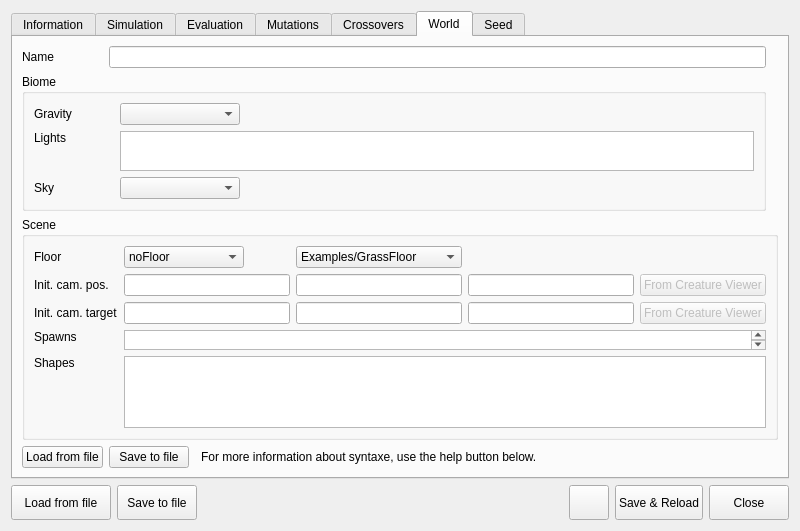
The window that src/genelab/core/ui/widgets/experiments/experimentspropertiescontroller.ui (GeneCraft/GeneCraft-Project) describes before a commit, drawn with Qt 5.
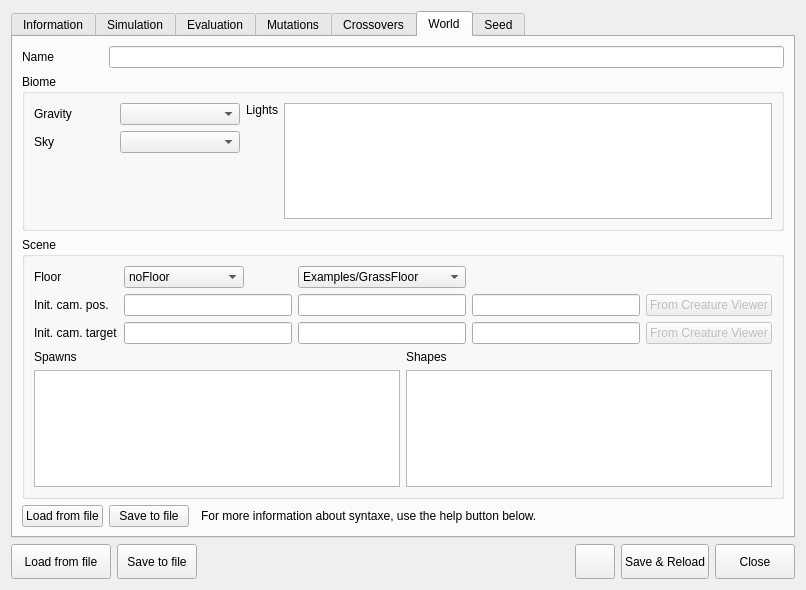
The same window after the commit. The open tabs and pages were chosen to show the change. Icons and pictures are not drawn.

Commit message: beautifull json + world modifier

Diff of the .ui file:
```diff
--- a/src/genelab/core/ui/widgets/experiments/experimentspropertiescontroller.ui
+++ b/src/genelab/core/ui/widgets/experiments/experimentspropertiescontroller.ui
@@ -6,8 +6,8 @@
    <rect>
     <x>0</x>
     <y>0</y>
-    <width>800</width>
-    <height>512</height>
+    <width>806</width>
+    <height>590</height>
    </rect>
   </property>
   <property name="windowTitle">
@@ -745,71 +745,140 @@
          </property>
         </widget>
        </item>
+       <item row="5" column="4">
+        <spacer name="horizontalSpacer_5">
+         <property name="orientation">
+          <enum>Qt::Horizontal</enum>
+         </property>
+         <property name="sizeHint" stdset="0">
+          <size>
+           <width>40</width>
+           <height>20</height>
+          </size>
+         </property>
+        </spacer>
+       </item>
+       <item row="5" column="1">
+        <widget class="QPushButton" name="pbSaveWorldToFile">
+         <property name="text">
+          <string>Save to file</string>
+         </property>
+         <property name="icon">
+          <iconset resource="../../../ressources/ressources.qrc">
+           <normaloff>:/img/icons/world_save</normaloff>:/img/icons/world_save</iconset>
+         </property>
+        </widget>
+       </item>
+       <item row="5" column="0">
+        <widget class="QPushButton" name="pbLoadWorldFromFile">
+         <property name="text">
+          <string>Load from file</string>
+         </property>
+         <property name="icon">
+          <iconset resource="../../../ressources/ressources.qrc">
+           <normaloff>:/img/icons/world_load</normaloff>:/img/icons/world_load</iconset>
+         </property>
+        </widget>
+       </item>
+       <item row="2" column="0">
+        <widget class="QLabel" name="label_14">
+         <property name="text">
+          <string>Name</string>
+         </property>
+        </widget>
+       </item>
+       <item row="3" column="0" colspan="7">
+        <widget class="QGroupBox" name="groupBox_5">
+         <property name="title">
+          <string>Biome</string>
+         </property>
+         <layout class="QGridLayout" name="gridLayout_10">
+          <item row="2" column="0">
+           <layout class="QGridLayout" name="gridLayout_19">
+            <item row="0" column="0">
+             <widget class="QLabel" name="label_12">
+              <property name="minimumSize">
+               <size>
+                <width>80</width>
+                <height>0</height>
+               </size>
+              </property>
+              <property name="text">
+               <string>Gravity</string>
+              </property>
+             </widget>
+            </item>
+            <item row="1" column="0">
+             <widget class="QLabel" name="label_16">
+              <property name="text">
+               <string>Sky</string>
+              </property>
+             </widget>
+            </item>
+            <item row="1" column="1">
+             <widget class="QComboBox" name="cbSkyMaterial"/>
+            </item>
+            <item row="0" column="1">
+             <widget class="QComboBox" name="cbGravity">
+              <property name="minimumSize">
+               <size>
+                <width>120</width>
+                <height>0</height>
+               </size>
+              </property>
+             </widget>
+            </item>
+           </layout>
+          </item>
+          <item row="2" column="2" rowspan="3">
+           <layout class="QGridLayout" name="gridLayout_20">
+            <item row="0" column="2">
+             <widget class="QTextEdit" name="teLights">
+              <property name="maximumSize">
+               <size>
+                <width>16777215</width>
+                <height>16777215</height>
+               </size>
+              </property>
+              <property name="font">
+               <font>
+                <family>Courier New</family>
+               </font>
+              </property>
+              <property name="whatsThis">
+               <string>&lt;!DOCTYPE HTML PUBLIC &quot;-//W3C//DTD HTML 4.0//EN&quot; &quot;http://www.w3.org/TR/REC-html40/strict.dtd&quot;&gt;
+&lt;html&gt;&lt;head&gt;&lt;meta name=&quot;qrichtext&quot; content=&quot;1&quot; /&gt;&lt;style type=&quot;text/css&quot;&gt;
+p, li { white-space: pre-wrap; }
+&lt;/style&gt;&lt;/head&gt;&lt;body style=&quot; font-family:'MS Shell Dlg 2'; font-size:8.25pt; font-weight:400; font-style:normal;&quot;&gt;
+&lt;p style=&quot; margin-top:0px; margin-bottom:0px; margin-left:0px; margin-right:0px; -qt-block-indent:0; text-indent:0px;&quot;&gt;&lt;span style=&quot; font-weight:600;&quot;&gt;Soon...&lt;/span&gt;&lt;/p&gt;&lt;/body&gt;&lt;/html&gt;</string>
+              </property>
+             </widget>
+            </item>
+            <item row="0" column="1">
+             <widget class="QLabel" name="label_23">
+              <property name="text">
+               <string>Lights</string>
+              </property>
+              <property name="alignment">
+               <set>Qt::AlignLeading|Qt::AlignLeft|Qt::AlignTop</set>
+              </property>
+             </widget>
+            </item>
+           </layout>
+          </item>
+         </layout>
+        </widget>
+       </item>
+       <item row="2" column="1" colspan="6">
+        <widget class="QLineEdit" name="leWorldName"/>
+       </item>
        <item row="4" column="0" colspan="7">
         <widget class="QGroupBox" name="groupBox_9">
          <property name="title">
           <string>Scene</string>
          </property>
          <layout class="QGridLayout" name="gridLayout_14">
-          <item row="3" column="1" colspan="4">
-           <widget class="QTextEdit" name="teSpawns">
-            <property name="maximumSize">
-             <size>
-              <width>16777215</width>
-              <height>20</height>
-             </size>
-            </property>
-            <property name="font">
-             <font>
-              <family>Courier New</family>
-             </font>
-            </property>
-            <property name="whatsThis">
-             <string>&lt;!DOCTYPE HTML PUBLIC &quot;-//W3C//DTD HTML 4.0//EN&quot; &quot;http://www.w3.org/TR/REC-html40/strict.dtd&quot;&gt;
-&lt;html&gt;&lt;head&gt;&lt;meta name=&quot;qrichtext&quot; content=&quot;1&quot; /&gt;&lt;style type=&quot;text/css&quot;&gt;
-p, li { white-space: pre-wrap; }
-&lt;/style&gt;&lt;/head&gt;&lt;body style=&quot; font-family:'MS Shell Dlg 2'; font-size:8.25pt; font-weight:400; font-style:normal;&quot;&gt;
-&lt;p style=&quot; margin-top:0px; margin-bottom:0px; margin-left:0px; margin-right:0px; -qt-block-indent:0; text-indent:0px;&quot;&gt;&lt;span style=&quot; font-weight:600;&quot;&gt;Soon...&lt;/span&gt;&lt;/p&gt;&lt;/body&gt;&lt;/html&gt;</string>
-            </property>
-           </widget>
-          </item>
-          <item row="3" column="0">
-           <widget class="QLabel" name="label_22">
-            <property name="text">
-             <string>Spawns</string>
-            </property>
-            <property name="alignment">
-             <set>Qt::AlignLeading|Qt::AlignLeft|Qt::AlignTop</set>
-            </property>
-           </widget>
-          </item>
-          <item row="4" column="1" rowspan="2" colspan="4">
-           <widget class="QTextEdit" name="teStaticShapes">
-            <property name="font">
-             <font>
-              <family>Courier New</family>
-             </font>
-            </property>
-            <property name="whatsThis">
-             <string>&lt;!DOCTYPE HTML PUBLIC &quot;-//W3C//DTD HTML 4.0//EN&quot; &quot;http://www.w3.org/TR/REC-html40/strict.dtd&quot;&gt;
-&lt;html&gt;&lt;head&gt;&lt;meta name=&quot;qrichtext&quot; content=&quot;1&quot; /&gt;&lt;style type=&quot;text/css&quot;&gt;
-p, li { white-space: pre-wrap; }
-&lt;/style&gt;&lt;/head&gt;&lt;body style=&quot; font-family:'MS Shell Dlg 2'; font-size:8.25pt; font-weight:400; font-style:normal;&quot;&gt;
-&lt;p style=&quot; margin-top:0px; margin-bottom:0px; margin-left:0px; margin-right:0px; -qt-block-indent:0; text-indent:0px;&quot;&gt;&lt;span style=&quot; font-weight:600;&quot;&gt;Soon...&lt;/span&gt;&lt;/p&gt;&lt;/body&gt;&lt;/html&gt;</string>
-            </property>
-           </widget>
-          </item>
-          <item row="4" column="0" rowspan="2">
-           <widget class="QLabel" name="label_15">
-            <property name="text">
-             <string>Shapes</string>
-            </property>
-            <property name="alignment">
-             <set>Qt::AlignLeading|Qt::AlignLeft|Qt::AlignTop</set>
-            </property>
-           </widget>
-          </item>
-          <item row="1" column="0">
+          <item row="1" column="2">
            <widget class="QLabel" name="label_10">
             <property name="minimumSize">
              <size>
@@ -822,39 +891,39 @@
             </property>
            </widget>
           </item>
-          <item row="2" column="0">
+          <item row="2" column="2">
            <widget class="QLabel" name="label_11">
             <property name="text">
              <string>Init. cam. target</string>
             </property>
            </widget>
           </item>
-          <item row="1" column="1">
+          <item row="1" column="3">
            <widget class="QLineEdit" name="leCamPosX"/>
           </item>
-          <item row="2" column="1">
+          <item row="2" column="3">
            <widget class="QLineEdit" name="leCamTargetX"/>
           </item>
-          <item row="1" column="2">
+          <item row="1" column="4">
            <widget class="QLineEdit" name="leCamPosY"/>
           </item>
-          <item row="2" column="2">
+          <item row="2" column="4">
            <widget class="QLineEdit" name="leCamTargetY"/>
           </item>
-          <item row="1" column="3">
+          <item row="1" column="5">
            <widget class="QLineEdit" name="leCamPosZ"/>
           </item>
-          <item row="2" column="3">
+          <item row="2" column="5">
            <widget class="QLineEdit" name="leCamTargetZ"/>
           </item>
-          <item row="0" column="0">
+          <item row="0" column="2">
            <widget class="QLabel" name="label_13">
             <property name="text">
              <string>Floor</string>
             </property>
            </widget>
           </item>
-          <item row="0" column="1">
+          <item row="0" column="3">
            <widget class="QComboBox" name="cbFloor">
             <property name="maximumSize">
              <size>
@@ -881,7 +950,7 @@
             </item>
            </widget>
           </item>
-          <item row="1" column="4">
+          <item row="1" column="6">
            <widget class="QPushButton" name="pushButton">
             <property name="enabled">
              <bool>false</bool>
@@ -891,7 +960,7 @@
             </property>
            </widget>
           </item>
-          <item row="2" column="4">
+          <item row="2" column="6">
            <widget class="QPushButton" name="pushButton_2">
             <property name="enabled">
              <bool>false</bool>
@@ -901,7 +970,7 @@
             </property>
            </widget>
           </item>
-          <item row="0" column="2">
+          <item row="0" column="4">
            <widget class="QComboBox" name="cbFloorMaterial">
             <item>
              <property name="text">
@@ -915,141 +984,79 @@
             </item>
            </widget>
           </item>
-         </layout>
-        </widget>
-       </item>
-       <item row="5" column="4">
-        <spacer name="horizontalSpacer_5">
-         <property name="orientation">
-          <enum>Qt::Horizontal</enum>
-         </property>
-         <property name="sizeHint" stdset="0">
-          <size>
-           <width>40</width>
-           <height>20</height>
-          </size>
-         </property>
-        </spacer>
-       </item>
-       <item row="5" column="1">
-        <widget class="QPushButton" name="pbSaveWorldToFile">
-         <property name="text">
-          <string>Save to file</string>
-         </property>
-         <property name="icon">
-          <iconset resource="../../../ressources/ressources.qrc">
-           <normaloff>:/img/icons/world_save</normaloff>:/img/icons/world_save</iconset>
-         </property>
-        </widget>
-       </item>
-       <item row="5" column="0">
-        <widget class="QPushButton" name="pbLoadWorldFromFile">
-         <property name="text">
-          <string>Load from file</string>
-         </property>
-         <property name="icon">
-          <iconset resource="../../../ressources/ressources.qrc">
-           <normaloff>:/img/icons/world_load</normaloff>:/img/icons/world_load</iconset>
-         </property>
-        </widget>
-       </item>
-       <item row="2" column="0">
-        <widget class="QLabel" name="label_14">
-         <property name="text">
-          <string>Name</string>
-         </property>
-        </widget>
-       </item>
-       <item row="3" column="0" colspan="5">
-        <widget class="QGroupBox" name="groupBox_5">
-         <property name="title">
-          <string>Biome</string>
-         </property>
-         <layout class="QGridLayout" name="gridLayout_10">
-          <item row="2" column="0">
-           <widget class="QLabel" name="label_23">
-            <property name="text">
-             <string>Lights</string>
-            </property>
-            <property name="alignment">
-             <set>Qt::AlignLeading|Qt::AlignLeft|Qt::AlignTop</set>
-            </property>
-           </widget>
-          </item>
-          <item row="2" column="1" colspan="2">
-           <widget class="QTextEdit" name="teLights">
-            <property name="maximumSize">
-             <size>
-              <width>16777215</width>
-              <height>40</height>
-             </size>
-            </property>
-            <property name="font">
-             <font>
-              <family>Courier New</family>
-             </font>
-            </property>
-            <property name="whatsThis">
-             <string>&lt;!DOCTYPE HTML PUBLIC &quot;-//W3C//DTD HTML 4.0//EN&quot; &quot;http://www.w3.org/TR/REC-html40/strict.dtd&quot;&gt;
+          <item row="3" column="2" colspan="5">
+           <layout class="QHBoxLayout" name="horizontalLayout_2">
+            <item>
+             <layout class="QGridLayout" name="gridLayout_21">
+              <item row="2" column="0">
+               <widget class="QTextEdit" name="teSpawns">
+                <property name="maximumSize">
+                 <size>
+                  <width>16777215</width>
+                  <height>16777215</height>
+                 </size>
+                </property>
+                <property name="font">
+                 <font>
+                  <family>Courier New</family>
+                 </font>
+                </property>
+                <property name="whatsThis">
+                 <string>&lt;!DOCTYPE HTML PUBLIC &quot;-//W3C//DTD HTML 4.0//EN&quot; &quot;http://www.w3.org/TR/REC-html40/strict.dtd&quot;&gt;
 &lt;html&gt;&lt;head&gt;&lt;meta name=&quot;qrichtext&quot; content=&quot;1&quot; /&gt;&lt;style type=&quot;text/css&quot;&gt;
 p, li { white-space: pre-wrap; }
 &lt;/style&gt;&lt;/head&gt;&lt;body style=&quot; font-family:'MS Shell Dlg 2'; font-size:8.25pt; font-weight:400; font-style:normal;&quot;&gt;
 &lt;p style=&quot; margin-top:0px; margin-bottom:0px; margin-left:0px; margin-right:0px; -qt-block-indent:0; text-indent:0px;&quot;&gt;&lt;span style=&quot; font-weight:600;&quot;&gt;Soon...&lt;/span&gt;&lt;/p&gt;&lt;/body&gt;&lt;/html&gt;</string>
-            </property>
-           </widget>
+                </property>
+               </widget>
+              </item>
+              <item row="1" column="0">
+               <widget class="QLabel" name="label_22">
+                <property name="text">
+                 <string>Spawns</string>
+                </property>
+                <property name="alignment">
+                 <set>Qt::AlignLeading|Qt::AlignLeft|Qt::AlignTop</set>
+                </property>
+               </widget>
+              </item>
+             </layout>
+            </item>
+            <item>
+             <layout class="QGridLayout" name="gridLayout_22">
+              <item row="0" column="0">
+               <widget class="QLabel" name="label_15">
+                <property name="text">
+                 <string>Shapes</string>
+                </property>
+                <property name="alignment">
+                 <set>Qt::AlignLeading|Qt::AlignLeft|Qt::AlignTop</set>
+                </property>
+               </widget>
+              </item>
+              <item row="1" column="0">
+               <widget class="QTextEdit" name="teStaticShapes">
+                <property name="font">
+                 <font>
+                  <family>Courier New</family>
+                 </font>
+                </property>
+                <property name="whatsThis">
+                 <string>&lt;!DOCTYPE HTML PUBLIC &quot;-//W3C//DTD HTML 4.0//EN&quot; &quot;http://www.w3.org/TR/REC-html40/strict.dtd&quot;&gt;
+&lt;html&gt;&lt;head&gt;&lt;meta name=&quot;qrichtext&quot; content=&quot;1&quot; /&gt;&lt;style type=&quot;text/css&quot;&gt;
+p, li { white-space: pre-wrap; }
+&lt;/style&gt;&lt;/head&gt;&lt;body style=&quot; font-family:'MS Shell Dlg 2'; font-size:8.25pt; font-weight:400; font-style:normal;&quot;&gt;
+&lt;p style=&quot; margin-top:0px; margin-bottom:0px; margin-left:0px; margin-right:0px; -qt-block-indent:0; text-indent:0px;&quot;&gt;&lt;span style=&quot; font-weight:600;&quot;&gt;Soon...&lt;/span&gt;&lt;/p&gt;&lt;/body&gt;&lt;/html&gt;</string>
+                </property>
+               </widget>
+              </item>
+             </layout>
+            </item>
+           </layout>
           </item>
-          <item row="1" column="1">
-           <widget class="QComboBox" name="cbGravity">
-            <property name="minimumSize">
-             <size>
-              <width>120</width>
-              <height>0</height>
-             </size>
-            </property>
-           </widget>
-          </item>
-          <item row="1" column="0">
-           <widget class="QLabel" name="label_12">
-            <property name="minimumSize">
-             <size>
-              <width>80</width>
-              <height>0</height>
-             </size>
-            </property>
-            <property name="text">
-             <string>Gravity</string>
-            </property>
-           </widget>
-          </item>
-          <item row="1" column="2">
-           <spacer name="horizontalSpacer_2">
-            <property name="orientation">
-             <enum>Qt::Horizontal</enum>
-            </property>
-            <property name="sizeHint" stdset="0">
-             <size>
-              <width>40</width>
-              <height>20</height>
-             </size>
-            </property>
-           </spacer>
-          </item>
-          <item row="3" column="0">
-           <widget class="QLabel" name="label_16">
-            <property name="text">
-             <string>Sky</string>
-            </property>
-           </widget>
-          </item>
-          <item row="3" column="1">
-           <widget class="QComboBox" name="cbSkyMaterial"/>
-          </item>
          </layout>
         </widget>
        </item>
-       <item row="2" column="1" colspan="4">
-        <widget class="QLineEdit" name="leWorldName"/>
-       </item>
       </layout>
      </widget>
      <widget class="QWidget" name="tab_7">
```
Left out of the diff: 10 changed lines with no effect on the pictures. The commit also changes 7 other files.
